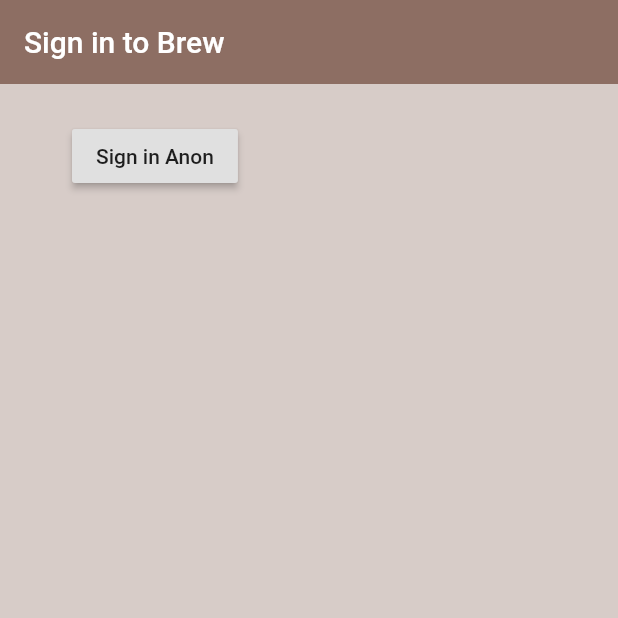
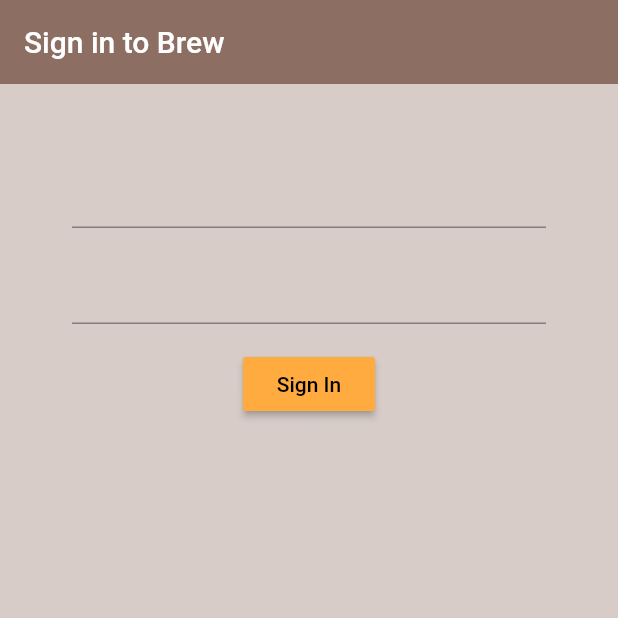
Before and after one commit to patelprashant/brew_me_coffee, a Flutter app: the screen it shows after launch, on a phone screen of 412 x 824 dp, the top half of it. Run offline on Flutter 3.47's test engine with Material 2 defaults, Android fonts, the phone set to English and light mode, and no system bars; our stand-ins replace firebase_auth; accounts and stored records are empty.

Commit message:
Added Sign in form with fields.

```diff
--- a/lib/screens/authentication/sign_in.dart
+++ b/lib/screens/authentication/sign_in.dart
@@ -8,6 +8,10 @@ class SignIn extends StatefulWidget {
 
 class _SignInState extends State<SignIn> {
   final AuthService _authService = AuthService();
+
+  //text field state
+  String email = "";
+  String password = "";
 
   @override
   Widget build(BuildContext context) {
@@ -20,19 +24,59 @@ class _SignInState extends State<SignIn> {
       ),
       body: Container(
         padding: EdgeInsets.symmetric(vertical: 24.0, horizontal: 48.0),
-        child: RaisedButton(
-          child: Text('Sign in Anon'),
-          onPressed: () async {
-            dynamic result = await _authService.signInAnon();
-            if (result == null) {
-              print('Error signing in anon');
-            } else {
-              print('Signing in anon');
-              print(result.uid);
-            }
-          },
+        child: Form(
+          child: Column(
+            children: <Widget>[
+              SizedBox(height: 24.0),
+              TextFormField(
+                onChanged: (val) {
+                  setState(() => email = val);
+                },
+              ),
+              SizedBox(height: 16.0),
+              TextFormField(
+                onChanged: (val) {
+                  setState(() => password = val);
+                },
+                obscureText: true,
+              ),
+              SizedBox(height: 16.0),
+              RaisedButton(
+                onPressed: () async {
+                  print(email);
+                  print(password);
+
+//                  dynamic result = await _authService.signInAnon();
+//                  if (result == null) {
+//                    print('Error signing in anon');
+//                  } else {
+//                    print('Signing in anon');
+//                    print(result.uid);
+//                  }
+                },
+                color: Colors.orangeAccent,
+                child: Text(
+                  'Sign In',
+                  style: TextStyle(color: Colors.black),
+                ),
+              ),
+            ],
+          ),
         ),
       ),
     );
   }
 }
+
+//RaisedButton(
+//child: Text('Sign in Anon'),
+//onPressed: () async {
+//dynamic result = await _authService.signInAnon();
+//if (result == null) {
+//print('Error signing in anon');
+//} else {
+//print('Signing in anon');
+//print(result.uid);
+//}
+//},
+//)
```
